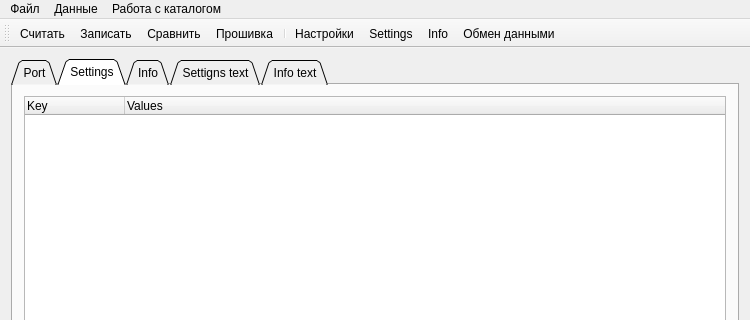
First picture: the form in ListenPort/listenport.ui, repository Evgeniykull/ListenPort, before the edit; both pictures show x 0 to 750 and y 0 to 320 of the 750 by 608 pixel window.
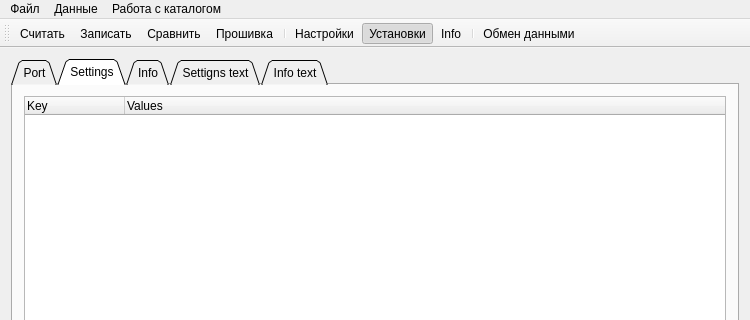
Second picture: the form after the edit. Icons and pictures are not drawn.

The edit to the form file:
```diff
--- a/ListenPort/listenport.ui
+++ b/ListenPort/listenport.ui
@@ -277,6 +277,7 @@
    <addaction name="actSettings"/>
    <addaction name="actChangeParams"/>
    <addaction name="actParams"/>
+   <addaction name="separator"/>
    <addaction name="actExchange"/>
   </widget>
   <widget class="QStatusBar" name="statusBar"/>
@@ -379,8 +380,14 @@
    </property>
   </action>
   <action name="actChangeParams">
+   <property name="checkable">
+    <bool>true</bool>
+   </property>
+   <property name="checked">
+    <bool>true</bool>
+   </property>
    <property name="text">
-    <string>Settings</string>
+    <string>Установки</string>
    </property>
    <property name="toolTip">
     <string>Редактирование параметров Settings</string>
```
Left out of the diff: 6 changed lines with no effect on the pictures.
